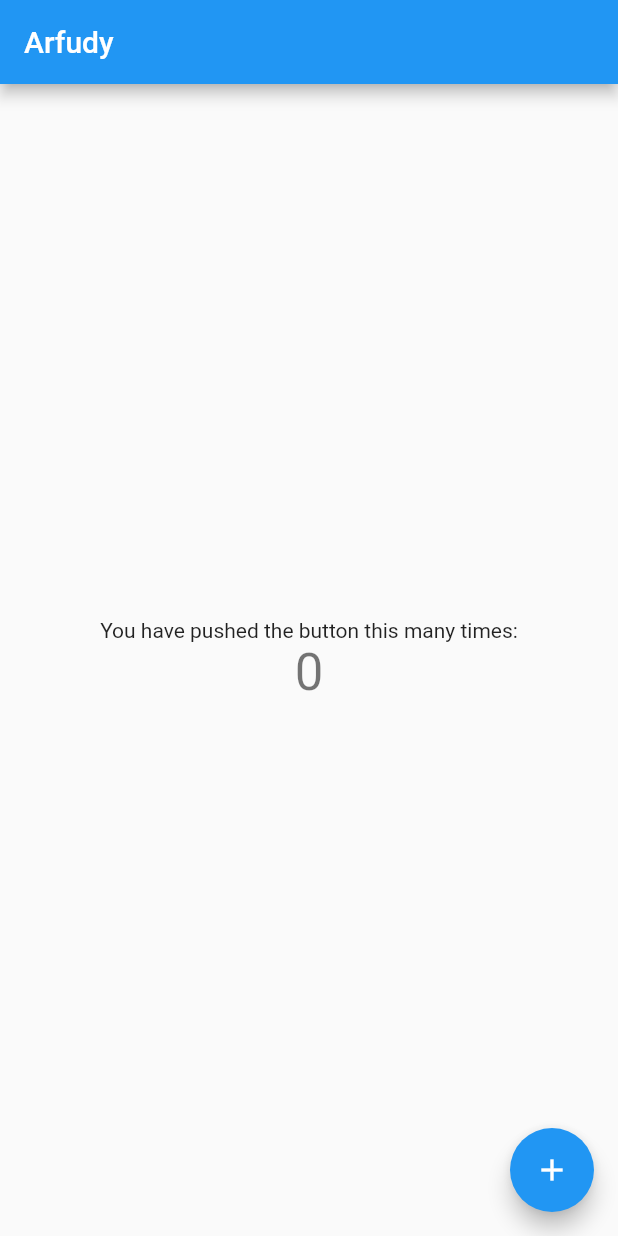
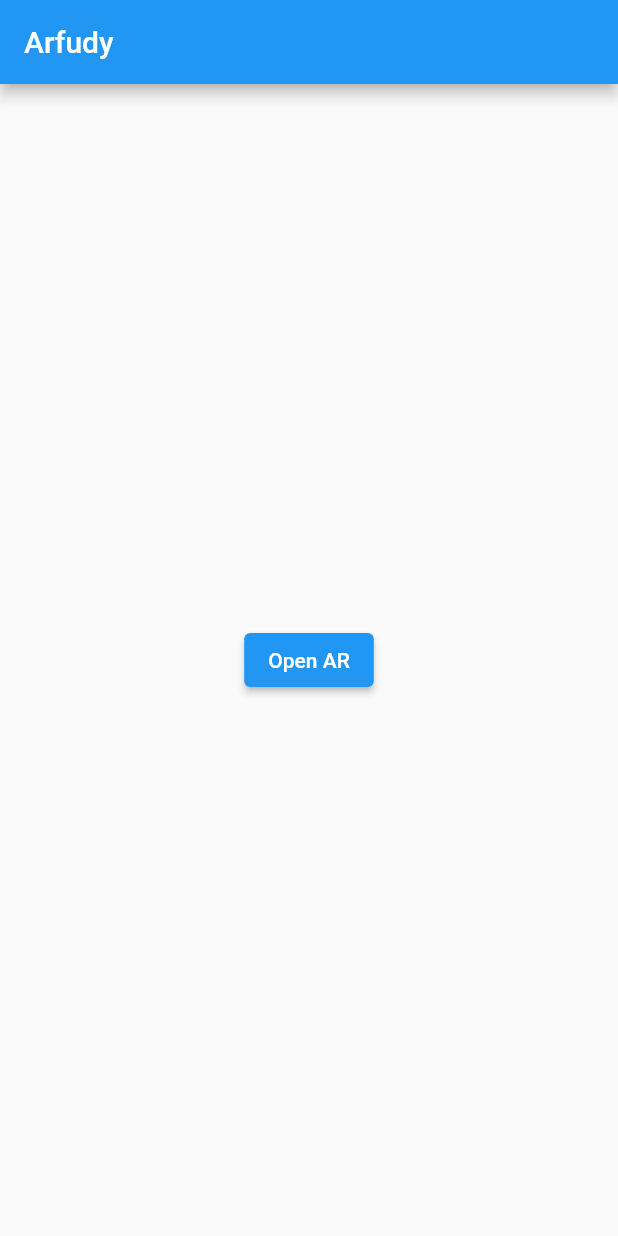
Before and after one commit to time-7/arfudy_flutter, a Flutter app: the screen it shows after launch, on a phone screen of 412 x 824 dp. Run offline on Flutter 3.47's test engine with Material 2 defaults, Android fonts, the phone set to English and light mode, and no system bars.

Commit message:
Starta setup para integração com Unity

```diff
--- /dev/null
+++ b/lib/ar_page.dart
@@ -0,0 +1,15 @@
+import 'package:flutter/material.dart';
+
+class ArPage extends StatefulWidget {
+  const ArPage({super.key});
+
+  @override
+  State<ArPage> createState() => _ArPageState();
+}
+
+class _ArPageState extends State<ArPage> {
+  @override
+  Widget build(BuildContext context) {
+    return Container();
+  }
+}
--- /dev/null
+++ b/lib/home_page.dart
@@ -0,0 +1,20 @@
+import 'package:flutter/material.dart';
+
+class HomePage extends StatelessWidget {
+  const HomePage({super.key});
+
+  @override
+  Widget build(BuildContext context) {
+    return Scaffold(
+      appBar: AppBar(
+        title: const Text("Arfudy"),
+      ),
+      body: Center(
+        child: ElevatedButton(
+          onPressed: () => Navigator.of(context).pushNamed('ar_page'),
+          child: const Text("Open AR"),
+        ),
+      ),
+    );
+  }
+}
--- a/lib/main.dart
+++ b/lib/main.dart
@@ -1,3 +1,5 @@
+import 'package:arfudy_flutter/ar_page.dart';
+import 'package:arfudy_flutter/home_page.dart';
 import 'package:flutter/material.dart';
 
 void main() {
@@ -14,52 +16,11 @@ class MyApp extends StatelessWidget {
       theme: ThemeData(
         primarySwatch: Colors.blue,
       ),
-      home: const MyHomePage(),
+      initialRoute: '/',
+      routes: {
+        '/': (context) => const HomePage(),
+        'ar_page': (context) => const ArPage(),
+      },
     );
   }
 }
-
-class MyHomePage extends StatefulWidget {
-  const MyHomePage({super.key});
-
-  @override
-  State<MyHomePage> createState() => _MyHomePageState();
-}
-
-class _MyHomePageState extends State<MyHomePage> {
-  int _counter = 0;
-
-  void _incrementCounter() {
-    setState(() {
-      _counter++;
-    });
-  }
-
-  @override
-  Widget build(BuildContext context) {
-    return Scaffold(
-      appBar: AppBar(
-        title: const Text("Arfudy"),
-      ),
-      body: Center(
-        child: Column(
-          mainAxisAlignment: MainAxisAlignment.center,
-          children: <Widget>[
-            const Text(
-              'You have pushed the button this many times:',
-            ),
-            Text(
-              '$_counter',
-              style: Theme.of(context).textTheme.headline4,
-            ),
-          ],
-        ),
-      ),
-      floatingActionButton: FloatingActionButton(
-        onPressed: _incrementCounter,
-        tooltip: 'Increment',
-        child: const Icon(Icons.add),
-      ),
-    );
-  }
-}
--- a/pubspec.yaml
+++ b/pubspec.yaml
@@ -13,6 +13,7 @@ dependencies:
     sdk: flutter
 
   cupertino_icons: ^1.0.2
+  flutter_unity_widget: ^2022.2.0
 
 dev_dependencies:
   flutter_test:
```
Also changed, not shown: pubspec.lock, 3 other files.
